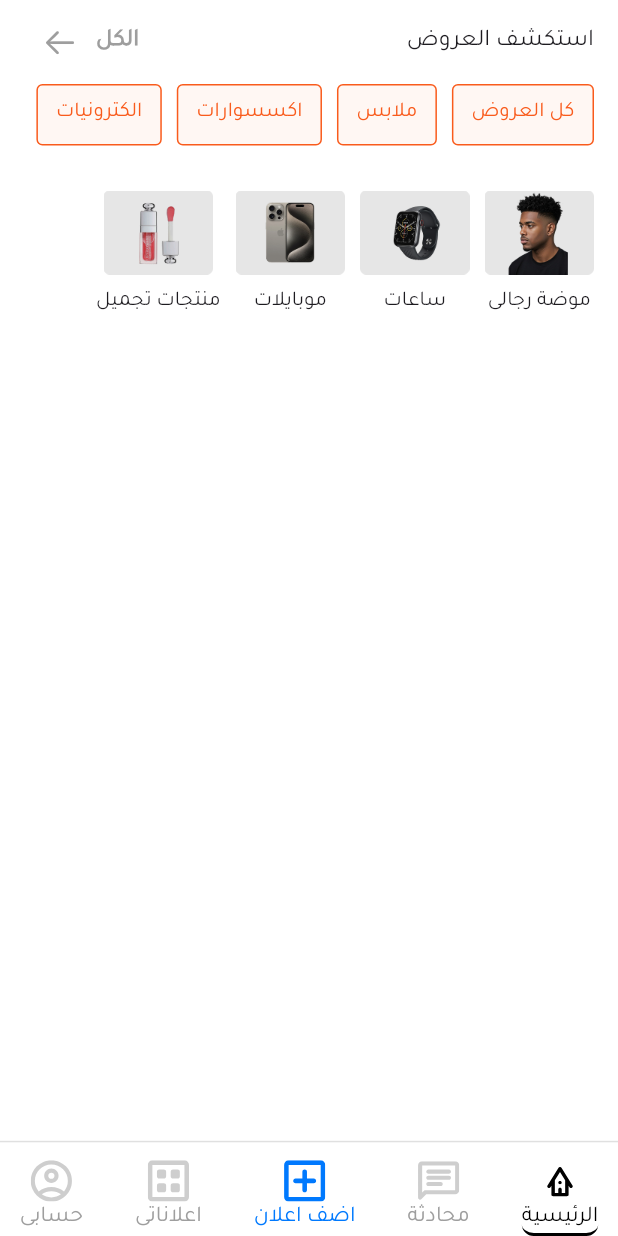
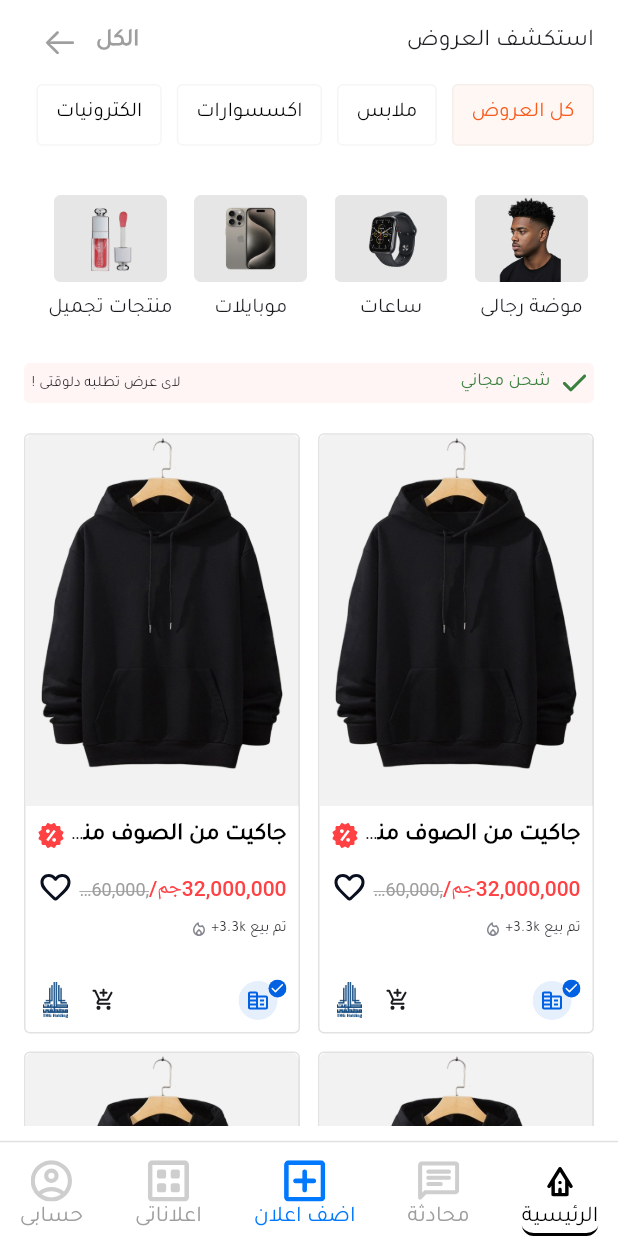
Before and after one commit to ahmed-ehab-m/otexapptest, a Flutter app: the screen it shows after launch, on a phone screen of 412 x 824 dp. Run offline on Flutter 3.47's test engine with Material 3 defaults, Android fonts, the phone set to English and light mode, and no system bars; our stand-ins replace flutter_svg, go_router.

Commit message:
add  items grid view and fix issues of listview (offers and categories)

```diff
--- a/lib/core/helper_functions/get_reponsive_width.dart
+++ b/lib/core/helper_functions/get_reponsive_width.dart
@@ -5,3 +5,10 @@ double getResponsiveWidth(BuildContext context, double width) {
   final screenWidth = MediaQuery.of(context).size.width;
   return (width / 360) * screenWidth;
 }
+
+////////////////////////////////////
+double getResponsiveHeight(BuildContext context, double height) {
+  // Assuming a base width of 375.0 (common width for mobile design)
+  final screenHeight = MediaQuery.of(context).size.height;
+  return screenHeight * height / 1940;
+}
--- a/lib/core/utils/app_text_styles.dart
+++ b/lib/core/utils/app_text_styles.dart
@@ -13,7 +13,7 @@ class AppTextStyles {
   static const TextStyle bold16 = TextStyle(
     fontSize: 16,
     fontWeight: FontWeight.w700,
-    color: Colors.grey,
+    color: Colors.black,
   );
   static const TextStyle bold14 = TextStyle(
     fontSize: 14,
--- a/lib/features/home/presentation/views/home_view.dart
+++ b/lib/features/home/presentation/views/home_view.dart
@@ -10,6 +10,8 @@ class HomeView extends StatelessWidget {
   Widget build(BuildContext context) {
     return Scaffold(
       appBar: AppBar(
+        elevation: 0,
+        scrolledUnderElevation: 0,
         title: Row(
           mainAxisAlignment: MainAxisAlignment.spaceBetween,
 
@@ -21,7 +23,10 @@ class HomeView extends StatelessWidget {
                   color: Colors.grey,
                   onPressed: () {},
                 ),
-                Text('الكل', style: AppTextStyles.bold16),
+                Text(
+                  'الكل',
+                  style: AppTextStyles.bold16.copyWith(color: Colors.grey),
+                ),
               ],
             ),
             Text('استكشف العروض', style: AppTextStyles.medium16),
--- a/lib/features/home/presentation/views/main_view.dart
+++ b/lib/features/home/presentation/views/main_view.dart
@@ -30,6 +30,7 @@ class _MainViewState extends State<MainView> {
       bottomNavigationBar: IntrinsicHeight(
         child: SafeArea(
           child: Container(
+            margin: EdgeInsets.only(top: 10),
             // alignment: Alignment.bottomCenter,
             padding: EdgeInsets.fromLTRB(
               getResponsiveWidth(context, 11.5),
--- a/lib/features/home/presentation/views/widgets/category_list_view.dart
+++ b/lib/features/home/presentation/views/widgets/category_list_view.dart
@@ -7,6 +7,8 @@ class CategoryListView extends StatelessWidget {
 
   @override
   Widget build(BuildContext context) {
+    print('category list view height');
+    print(MediaQuery.of(context).size.height * 0.11);
     List<String> offersList = [
       'منتجات تجميل',
       'موبايلات',
@@ -15,7 +17,7 @@ class CategoryListView extends StatelessWidget {
     ].reversed.toList();
     List<String> imagesList = Assets.categoryImages;
     return SizedBox(
-      height: 90,
+      height: MediaQuery.of(context).size.height * 0.11,
       child: Directionality(
         textDirection: TextDirection.rtl,
         child: ListView.separated(
--- a/lib/features/home/presentation/views/widgets/category_list_view_item.dart
+++ b/lib/features/home/presentation/views/widgets/category_list_view_item.dart
@@ -1,5 +1,6 @@
 import 'package:flutter/cupertino.dart';
 import 'package:flutter/material.dart';
+import 'package:otexapptest/core/helper_functions/get_reponsive_width.dart';
 import 'package:otexapptest/core/utils/app_text_styles.dart';
 
 class CategoryListViewItem extends StatelessWidget {
@@ -15,6 +16,8 @@ class CategoryListViewItem extends StatelessWidget {
   final int index;
   @override
   Widget build(BuildContext context) {
+    print('category list view item height');
+    print(MediaQuery.of(context).size.height * 0.07);
     return Container(
       decoration: BoxDecoration(borderRadius: BorderRadius.circular(4)),
       child: Column(
@@ -22,7 +25,11 @@ class CategoryListViewItem extends StatelessWidget {
           Container(
             decoration: BoxDecoration(borderRadius: BorderRadius.circular(4)),
             // color: Colors.grey,
-            child: Image.asset(imageList[index], width: 73, height: 56),
+            child: Image.asset(
+              imageList[index],
+              width: getResponsiveWidth(context, 73),
+              height: MediaQuery.of(context).size.height * 0.07,
+            ),
           ),
           SizedBox(height: 8),
           Text(offersList[index], style: AppTextStyles.medium14),
--- /dev/null
+++ b/lib/features/home/presentation/views/widgets/free_shipping_widget.dart
@@ -0,0 +1,39 @@
+import 'package:flutter/cupertino.dart';
+import 'package:flutter/material.dart';
+import 'package:flutter_svg/flutter_svg.dart';
+import 'package:otexapptest/core/utils/app_colors.dart';
+import 'package:otexapptest/core/utils/app_text_styles.dart';
+
+class FreeShippingWidget extends StatelessWidget {
+  const FreeShippingWidget({super.key});
+
+  @override
+  Widget build(BuildContext context) {
+    return Container(
+      padding: EdgeInsets.all(5),
+      decoration: BoxDecoration(
+        color: AppColors.secondaryColor.withOpacity(0.05),
+        borderRadius: BorderRadius.circular(4),
+      ),
+      child: Row(
+        mainAxisAlignment: MainAxisAlignment.spaceBetween,
+
+        children: [
+          Text("! لاى عرض تطلبه دلوقتى ", style: AppTextStyles.regular10),
+          Row(
+            spacing: 8,
+            children: [
+              Text(
+                "شحن مجاني",
+                style: AppTextStyles.regular12.copyWith(
+                  color: Color(0xff3A813F),
+                ),
+              ),
+              SvgPicture.asset("assets/images/check.svg"),
+            ],
+          ),
+        ],
+      ),
+    );
+  }
+}
--- /dev/null
+++ b/lib/features/home/presentation/views/widgets/grid_view_item.dart
@@ -0,0 +1,103 @@
+import 'package:flutter/cupertino.dart';
+import 'package:flutter/material.dart';
+import 'package:flutter_svg/svg.dart';
+import 'package:otexapptest/core/utils/app_text_styles.dart';
+
+class GridViewItem extends StatelessWidget {
+  const GridViewItem({super.key});
+
+  @override
+  Widget build(BuildContext context) {
+    return Container(
+      decoration: BoxDecoration(
+        borderRadius: BorderRadius.circular(4),
+        border: Border.all(color: Color(0xffE2E2E2), width: 1),
+      ),
+      child: Column(
+        children: [
+          Image.asset('assets/images/Picture.png'),
+          Container(
+            padding: EdgeInsets.all(8),
+            child: Column(
+              children: [
+                Row(
+                  children: [
+                    SvgPicture.asset('assets/images/Vector.svg'),
+                    Expanded(
+                      child: Text(
+                        'جاكيت من الصوف مناسب',
+                        style: AppTextStyles.bold16,
+                        overflow: TextOverflow.ellipsis,
+                        textDirection: TextDirection.rtl,
+                      ),
+                    ),
+                  ],
+                ),
+                SizedBox(height: 11.5),
+
+                Row(
+                  children: [
+                    SvgPicture.asset('assets/images/favorite.svg'),
+
+                    Expanded(
+                      child: RichText(
+                        overflow: TextOverflow.ellipsis,
+                        textDirection: TextDirection.rtl,
+                        text: TextSpan(
+                          children: <TextSpan>[
+                            TextSpan(
+                              text: '32,000,000جم/',
+                              style: AppTextStyles.medium14.copyWith(
+                                color: Color(0xffFF4144),
+                              ),
+                            ),
+                            TextSpan(
+                              text: '60,000,000',
+
+                              style: AppTextStyles.regular12.copyWith(
+                                color: Colors.grey,
+                                decoration: TextDecoration.lineThrough,
+                              ),
+                            ),
+                          ],
+                        ),
+                      ),
+                    ),
+                  ],
+                ),
+                SizedBox(height: 8),
+
+                Row(
+                  mainAxisAlignment: MainAxisAlignment.end,
+                  children: [
+                    SvgPicture.asset('assets/images/local_fire_department.svg'),
+                    SizedBox(width: 4),
+                    Text(
+                      'تم بيع 3.3k+',
+                      style: AppTextStyles.regular10,
+                      textDirection: TextDirection.rtl,
+                    ),
+                  ],
+                ),
+                SizedBox(height: 27),
+                Row(
+                  children: [
+                    Image.asset(
+                      'assets/images/talaatMostafa.png',
+                      height: 24,
+                      width: 24,
+                    ),
+                    SizedBox(width: 12),
+                    SvgPicture.asset('assets/images/add_shopping_cart.svg'),
+                    Spacer(),
+                    SvgPicture.asset('assets/images/Company Badge.svg'),
+                  ],
+                ),
+              ],
+            ),
+          ),
+        ],
+      ),
+    );
+  }
+}
--- a/lib/features/home/presentation/views/widgets/home_view_body.dart
+++ b/lib/features/home/presentation/views/widgets/home_view_body.dart
@@ -2,6 +2,8 @@ import 'package:flutter/cupertino.dart';
 import 'package:flutter/material.dart';
 import 'package:otexapptest/core/utils/constants.dart';
 import 'package:otexapptest/features/home/presentation/views/widgets/category_list_view.dart';
+import 'package:otexapptest/features/home/presentation/views/widgets/free_shipping_widget.dart';
+import 'package:otexapptest/features/home/presentation/views/widgets/items_grid_view.dart';
 
 import 'offers_list_view.dart';
 
@@ -15,8 +17,12 @@ class HomeViewBody extends StatelessWidget {
       child: Column(
         children: [
           OffersListView(),
-          const SizedBox(height: 30),
+          const SizedBox(height: 33),
           CategoryListView(),
+          const SizedBox(height: 21),
+          FreeShippingWidget(),
+          const SizedBox(height: 20),
+          ItemsGridView(),
         ],
       ),
     );
--- /dev/null
+++ b/lib/features/home/presentation/views/widgets/items_grid_view.dart
@@ -0,0 +1,28 @@
+import 'package:flutter/cupertino.dart';
+import 'package:flutter/material.dart';
+import 'package:flutter_staggered_grid_view/flutter_staggered_grid_view.dart';
+import 'package:otexapptest/features/home/presentation/views/widgets/grid_view_item.dart';
+
+class ItemsGridView extends StatelessWidget {
+  const ItemsGridView({super.key});
+
+  @override
+  Widget build(BuildContext context) {
+    return Expanded(
+      child: MasonryGridView.builder(
+        gridDelegate: SliverSimpleGridDelegateWithFixedCrossAxisCount(
+          crossAxisCount: 2,
+        ),
+
+        //  shrinkWrap: true,
+        // physics: NeverScrollableScrollPhysics(),
+        mainAxisSpacing: 12,
+        crossAxisSpacing: 12,
+        itemBuilder: (context, index) {
+          return GridViewItem();
+        },
+        itemCount: 6,
+      ),
+    );
+  }
+}
--- a/lib/features/home/presentation/views/widgets/offer_list_view_item.dart
+++ b/lib/features/home/presentation/views/widgets/offer_list_view_item.dart
@@ -7,24 +7,28 @@ class OfferListViewItem extends StatelessWidget {
     super.key,
     required this.offersList,
     required this.index,
+    required this.isSelected,
   });
 
   final List<String> offersList;
   final int index;
+  final bool isSelected;
   @override
   Widget build(BuildContext context) {
     return Container(
       padding: EdgeInsets.symmetric(horizontal: 12, vertical: 8),
       decoration: BoxDecoration(
         borderRadius: BorderRadius.circular(4),
-        border: Border.all(color: AppColors.secondaryLightColor),
-        color: AppColors.secondaryLightColor.withOpacity(0.05),
+        border: Border.all(color: Colors.grey.withOpacity(0.1)),
+        color: isSelected
+            ? AppColors.secondaryLightColor.withOpacity(0.05)
+            : Colors.transparent,
       ),
 
       child: Text(
         offersList[index],
         style: AppTextStyles.medium14.copyWith(
-          color: AppColors.secondaryLightColor,
+          color: isSelected ? AppColors.secondaryLightColor : Colors.black,
         ),
       ),
     );
--- a/lib/features/home/presentation/views/widgets/offers_list_view.dart
+++ b/lib/features/home/presentation/views/widgets/offers_list_view.dart
@@ -1,15 +1,21 @@
 import 'package:flutter/material.dart';
 import 'package:otexapptest/features/home/presentation/views/widgets/offer_list_view_item.dart';
 
-class OffersListView extends StatelessWidget {
+class OffersListView extends StatefulWidget {
   const OffersListView({super.key});
 
   @override
+  State<OffersListView> createState() => _OffersListViewState();
+}
+
+class _OffersListViewState extends State<OffersListView> {
+  int selectedIndex = 0;
+  @override
   Widget build(BuildContext context) {
     List<String> offersList = ['كل العروض', 'ملابس', 'اكسسوارات', 'الكترونيات'];
-
+    print(MediaQuery.of(context).size.height * 0.05);
     return SizedBox(
-      height: 41,
+      height: MediaQuery.of(context).size.height * 0.05,
       child: Directionality(
         textDirection: TextDirection.rtl,
         child: ListView.separated(
@@ -17,7 +23,18 @@ class OffersListView extends StatelessWidget {
           itemCount: offersList.length,
           separatorBuilder: (context, index) => const SizedBox(width: 10),
           itemBuilder: (context, index) {
-            return OfferListViewItem(index: index, offersList: offersList);
+            return InkWell(
+              onTap: () {
+                setState(() {
+                  selectedIndex = index;
+                });
+              },
+              child: OfferListViewItem(
+                isSelected: selectedIndex == index ? true : false,
+                index: index,
+                offersList: offersList,
+              ),
+            );
           },
         ),
       ),
--- a/pubspec.yaml
+++ b/pubspec.yaml
@@ -36,6 +36,7 @@ dependencies:
   cupertino_icons: ^1.0.8
   go_router: ^16.2.4
   flutter_svg: ^2.2.1
+  flutter_staggered_grid_view: ^0.7.0
 
 
 dev_dependencies:
```
Also changed, not shown: assets/images/Company Badge.svg (added), assets/images/Picture.png (added), assets/images/check.svg (added), assets/images/favorite.svg (added), assets/images/talaatMostafa.png (added), assets/images/talaatMostafa.svg (added), pubspec.lock.
